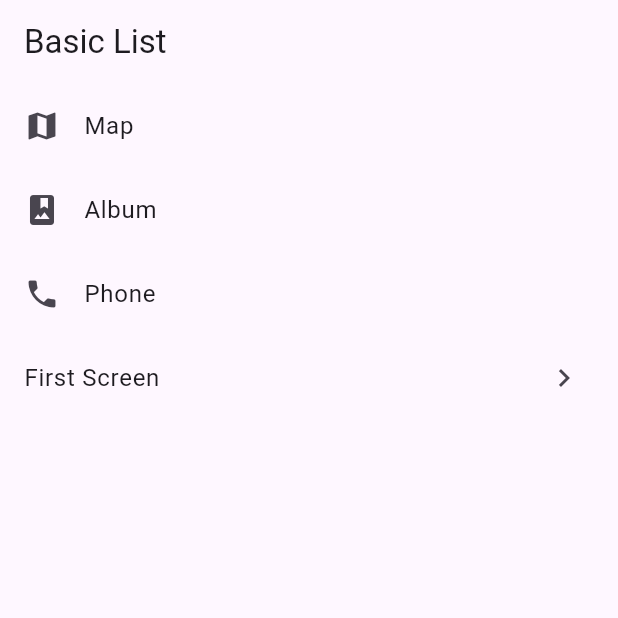
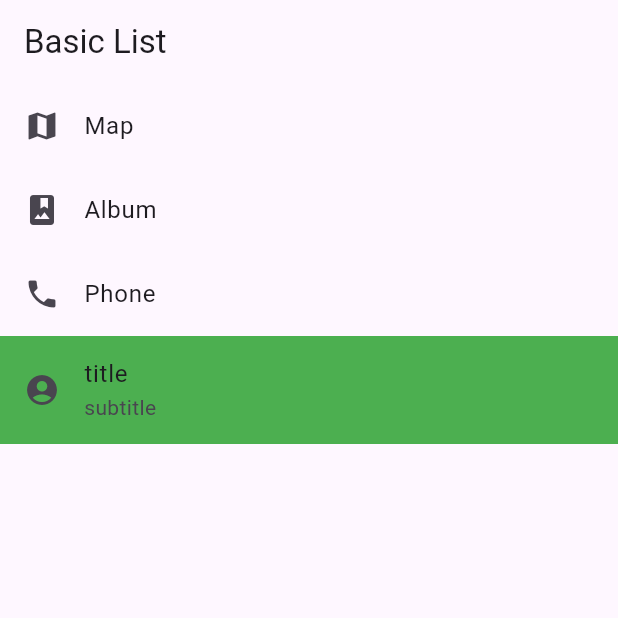
Before and after one commit to chenzhizsqq/flutter3_helloWorld, a Flutter app: the screen it shows after launch, on a phone screen of 412 x 824 dp, the top half of it. Run offline on Flutter 3.47's test engine with Material 3 defaults, Android fonts, the phone set to English and light mode, and no system bars; network calls fail.

Commit message:
暂时做好70%，还有一点才能够做好一个例子

```diff
--- a/lib/main.dart
+++ b/lib/main.dart
@@ -40,6 +40,7 @@ import 'dart:async';
 import 'package:flutter/cupertino.dart';
 import 'package:flutter/material.dart';
 import 'menu.dart';
+import 'sample/GridViewSample.dart';
 
 const Color darkBlue = Color.fromARGB(255, 18, 32, 47);
 
@@ -114,6 +115,7 @@ class NextScreen extends StatelessWidget {
     return const Scaffold(
       body: Center(
         child: AppMenu(),
+        //child: TabBarPageSample(),
       ),
     );
   }
--- a/lib/menu.dart
+++ b/lib/menu.dart
@@ -2,6 +2,7 @@ import 'dart:async';
 import 'package:flutter/cupertino.dart';
 import 'package:flutter/material.dart';
 import 'main.dart';
+import 'sample/GridViewSample.dart';
 
 class AppMenu extends StatelessWidget {
   const AppMenu({super.key});
@@ -17,7 +18,7 @@ class AppMenu extends StatelessWidget {
           title: const Text(title),
         ),
         body: ListView(
-          children: const <Widget>[
+          children: <Widget>[
             ListTile(
               leading: Icon(Icons.map),
               title: Text('Map'),
@@ -31,8 +32,13 @@ class AppMenu extends StatelessWidget {
               title: Text('Phone'),
             ),
             ListTile(
-              title: Text('First Screen'),
-              trailing: Icon(Icons.keyboard_arrow_right_sharp),
+              title: Text('title'),
+              subtitle: Text('subtitle'),
+              tileColor: Colors.green,
+              leading: Icon(Icons.account_circle),
+              onTap: () {
+                print('onTap');
+              },
             ),
           ],
         ),
--- /dev/null
+++ b/lib/sample/GridViewSample.dart
@@ -0,0 +1,34 @@
+import 'package:flutter/material.dart';
+
+//GridView sample
+class GridViewSample extends StatelessWidget {
+  const GridViewSample({super.key});
+
+  @override
+  Widget build(BuildContext context) {
+    const title = 'Grid List';
+
+    return MaterialApp(
+      title: title,
+      home: Scaffold(
+        appBar: AppBar(
+          title: const Text(title),
+        ),
+        body: GridView.count(
+          // Create a grid with 2 columns. If you change the scrollDirection to
+          // horizontal, this produces 2 rows.
+          crossAxisCount: 2,
+          // Generate 100 widgets that display their index in the List.
+          children: List.generate(100, (index) {
+            return Center(
+              child: Text(
+                'Item $index',
+                style: Theme.of(context).textTheme.headlineSmall,
+              ),
+            );
+          }),
+        ),
+      ),
+    );
+  }
+}
```
